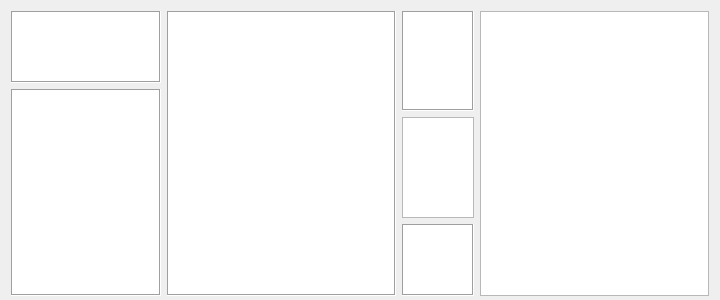
This is fcLib/appLib/ui/fcLocalTask.ui in LuoOu/fc_Pro as Qt 5 draws it before an edit. The edited form follows.
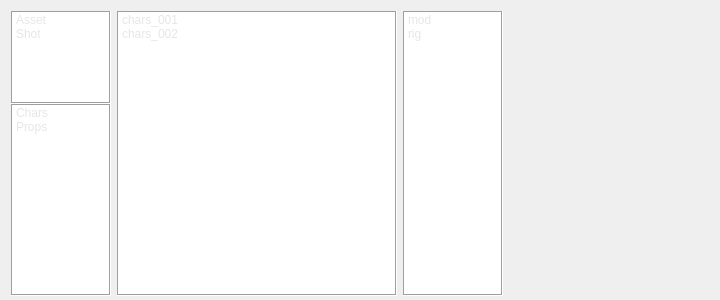
This is the edited form.

What changed in the file:
```diff
--- a/fcLib/appLib/ui/fcLocalTask.ui
+++ b/fcLib/appLib/ui/fcLocalTask.ui
@@ -25,14 +25,42 @@
   <property name="styleSheet">
    <string notr="true"/>
   </property>
-  <layout class="QHBoxLayout" name="layMain" stretch="6,0,1,0,0">
+  <layout class="QHBoxLayout" name="layMain" stretch="0,0,0,0">
    <property name="bottomMargin">
     <number>4</number>
    </property>
    <item>
-    <layout class="QVBoxLayout" name="verticalLayout" stretch="1,3">
+    <widget class="QWidget" name="widgetClass" native="true">
+     <property name="maximumSize">
+      <size>
+       <width>100</width>
+       <height>16777215</height>
+      </size>
+     </property>
+     <layout class="QVBoxLayout" name="verticalLayout">
+      <property name="spacing">
+       <number>0</number>
+      </property>
+      <property name="leftMargin">
+       <number>0</number>
+      </property>
+      <property name="topMargin">
+       <number>0</number>
+      </property>
+      <property name="rightMargin">
+       <number>0</number>
+      </property>
+      <property name="bottomMargin">
+       <number>0</number>
+      </property>
      <item>
       <widget class="QListWidget" name="lstModule">
+        <property name="maximumSize">
+         <size>
+          <width>100</width>
+          <height>16777215</height>
+         </size>
+        </property>
        <property name="styleSheet">
         <string notr="true">color: rgb(230, 230, 230);</string>
        </property>
@@ -42,6 +70,15 @@
        <property name="frameShadow">
         <enum>QFrame::Sunken</enum>
        </property>
+        <property name="sizeAdjustPolicy">
+         <enum>QAbstractScrollArea::AdjustToContentsOnFirstShow</enum>
+        </property>
+        <property name="tabKeyNavigation">
+         <bool>false</bool>
+        </property>
+        <property name="dragEnabled">
+         <bool>false</bool>
+        </property>
        <property name="resizeMode">
         <enum>QListView::Adjust</enum>
        </property>
@@ -54,14 +91,24 @@
        <property name="batchSize">
         <number>100</number>
        </property>
+        <item>
+         <property name="text">
+          <string>Asset</string>
+         </property>
+        </item>
+        <item>
+         <property name="text">
+          <string>Shot</string>
+         </property>
+        </item>
       </widget>
      </item>
      <item>
       <widget class="QListWidget" name="lstClass">
-       <property name="minimumSize">
+        <property name="maximumSize">
         <size>
-         <width>150</width>
-         <height>0</height>
+          <width>100</width>
+          <height>16777215</height>
         </size>
        </property>
        <property name="styleSheet">
@@ -73,10 +120,23 @@
        <property name="frameShadow">
         <enum>QFrame::Sunken</enum>
        </property>
+        <item>
+         <property name="text">
+          <string>Chars</string>
+         </property>
+        </item>
+        <item>
+         <property name="text">
+          <string>Props</string>
+         </property>
+        </item>
       </widget>
      </item>
     </layout>
+    </widget>
    </item>
+   <item>
+    <layout class="QVBoxLayout" name="verticalLayout_6">
    <item>
     <widget class="QListWidget" name="lstEntity">
      <property name="minimumSize">
@@ -94,10 +154,44 @@
      <property name="frameShadow">
       <enum>QFrame::Sunken</enum>
      </property>
-    </widget>
-   </item>
+       <item>
+        <property name="text">
+         <string>chars_001</string>
+        </property>
+       </item>
+       <item>
+        <property name="text">
+         <string>chars_002</string>
+        </property>
+       </item>
+      </widget>
+     </item>
+    </layout>
+   </item>
    <item>
-    <layout class="QVBoxLayout" name="verticalLayout_2" stretch="0,0,0">
+    <widget class="QWidget" name="widgeteStep" native="true">
+     <property name="maximumSize">
+      <size>
+       <width>100</width>
+       <height>16777215</height>
+      </size>
+     </property>
+     <layout class="QVBoxLayout" name="verticalLayout_2" stretch="0">
+      <property name="spacing">
+       <number>0</number>
+      </property>
+      <property name="leftMargin">
+       <number>0</number>
+      </property>
+      <property name="topMargin">
+       <number>0</number>
+      </property>
+      <property name="rightMargin">
+       <number>0</number>
+      </property>
+      <property name="bottomMargin">
+       <number>0</number>
+      </property>
      <item>
       <widget class="QListWidget" name="lstStep">
        <property name="styleSheet">
@@ -109,37 +203,31 @@
        <property name="frameShadow">
         <enum>QFrame::Sunken</enum>
        </property>
-      </widget>
+        <item>
+         <property name="text">
+          <string>mod</string>
+         </property>
      </item>
      <item>
-      <widget class="QListWidget" name="lstVariant"/>
-     </item>
+         <property name="text">
+          <string>rig</string>
+         </property>
+        </item>
+       </widget>
+      </item>
+     </layout>
+    </widget>
+   </item>
      <item>
-      <widget class="QListWidget" name="lstTask">
-       <property name="maximumSize">
+    <widget class="QWidget" name="widgeteMeta" native="true">
+     <property name="minimumSize">
         <size>
-         <width>16777215</width>
-         <height>150</height>
-        </size>
-       </property>
-       <property name="styleSheet">
-        <string notr="true">color: rgb(230, 230, 230);</string>
-       </property>
-       <property name="frameShape">
-        <enum>QFrame::Box</enum>
-       </property>
-       <property name="frameShadow">
-        <enum>QFrame::Sunken</enum>
-       </property>
-      </widget>
-     </item>
-    </layout>
-   </item>
-   <item>
-    <widget class="QListWidget" name="listWidget"/>
-   </item>
-   <item>
+       <width>200</width>
+       <height>0</height>
+      </size>
+     </property>
     <layout class="QVBoxLayout" name="layMeta"/>
+    </widget>
    </item>
   </layout>
  </widget>
```
Left out of the diff: 1 changed line with no effect on the pictures. Lines whose indentation alone changed are shown as unchanged.
